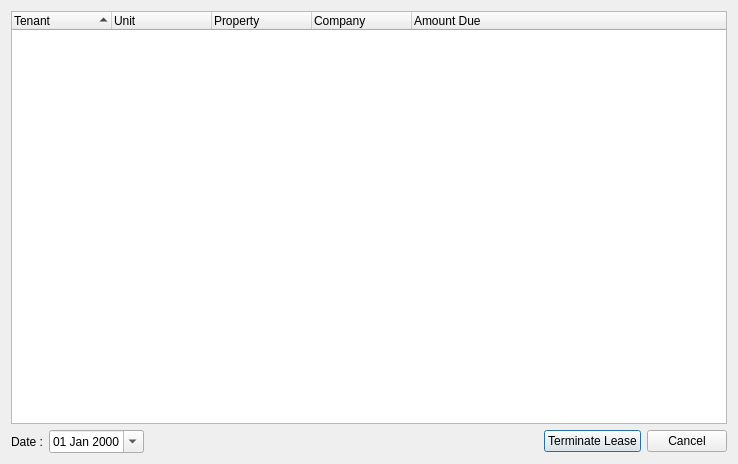
This is rentmanager/terminateleasedialog.ui in jayjay-w/rentman as Qt 5 draws it before an edit. The edited form follows.
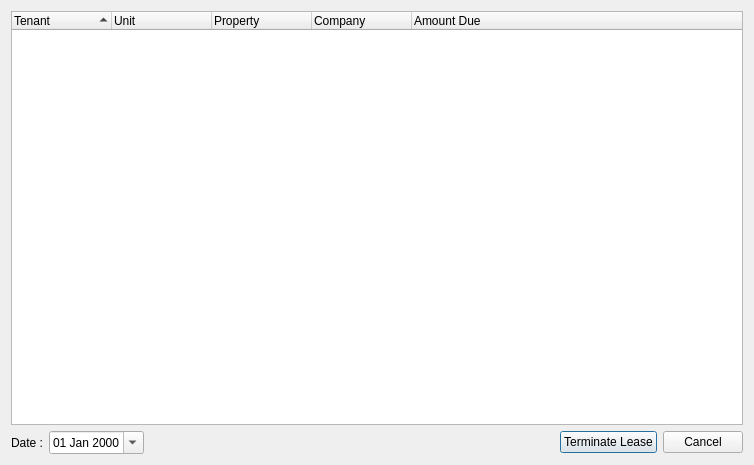
This is the edited form.

```diff
--- a/rentmanager/terminateleasedialog.ui
+++ b/rentmanager/terminateleasedialog.ui
@@ -6,8 +6,8 @@
    <rect>
     <x>0</x>
     <y>0</y>
-    <width>738</width>
-    <height>464</height>
+    <width>754</width>
+    <height>465</height>
    </rect>
   </property>
   <property name="windowTitle">
```
